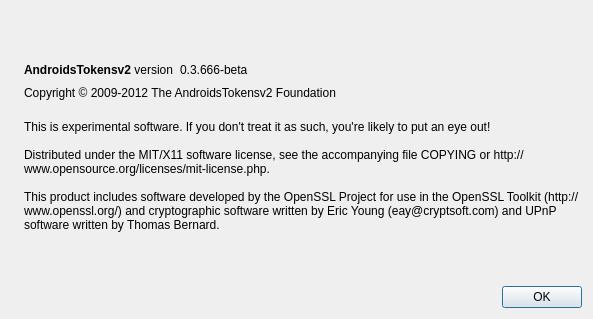
This is src/qt/forms/aboutdialog.ui in CryptoRepairCrew/Android-Token-V2 as Qt 5 draws it before an edit. The edited form follows.
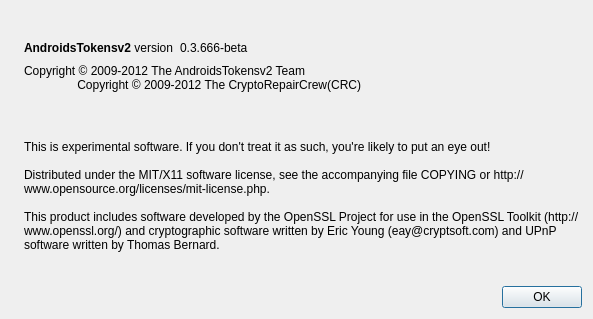
This is the edited form. Icons and pictures are not drawn.

Commit message: About Dialog Change

What changed in the file:
```diff
--- a/src/qt/forms/aboutdialog.ui
+++ b/src/qt/forms/aboutdialog.ui
@@ -91,7 +91,10 @@
         <cursorShape>IBeamCursor</cursorShape>
        </property>
        <property name="text">
-        <string>Copyright © 2009-2012 The AndroidsTokensv2 Foundation</string>
+        <string>Copyright © 2009-2012 The AndroidsTokensv2 Team 
+                Copyright © 2009-2012 The CryptoRepairCrew(CRC)
+                
+        </string>
        </property>
        <property name="textInteractionFlags">
         <set>Qt::LinksAccessibleByMouse|Qt::TextSelectableByKeyboard|Qt::TextSelectableByMouse</set>
```
